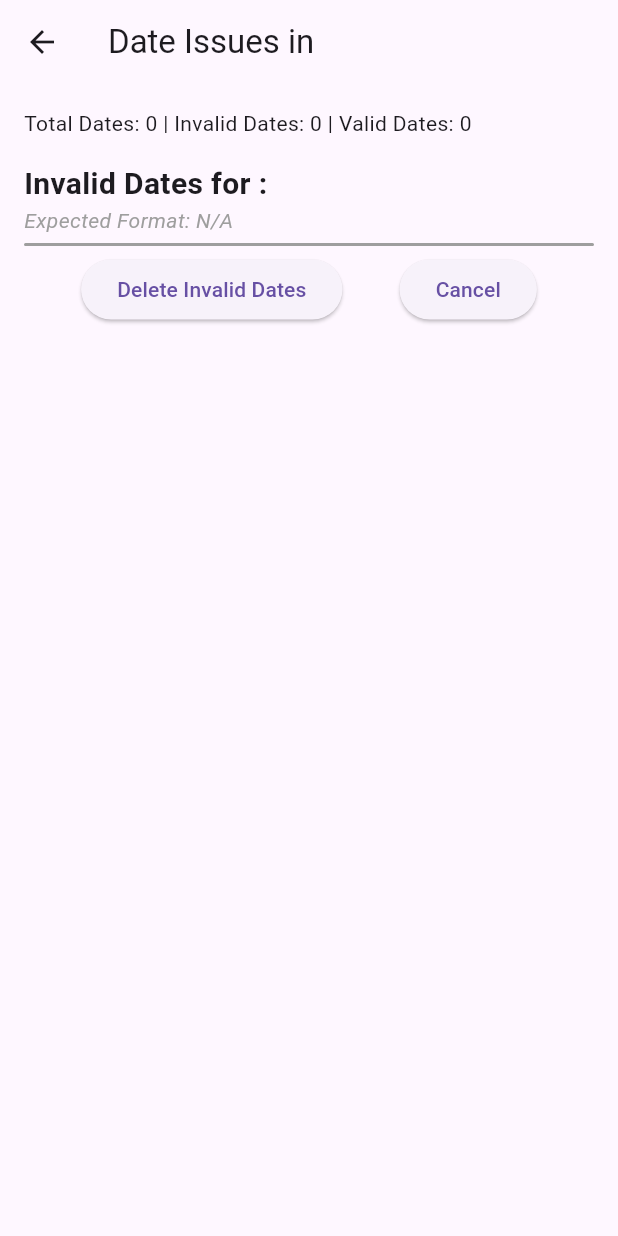
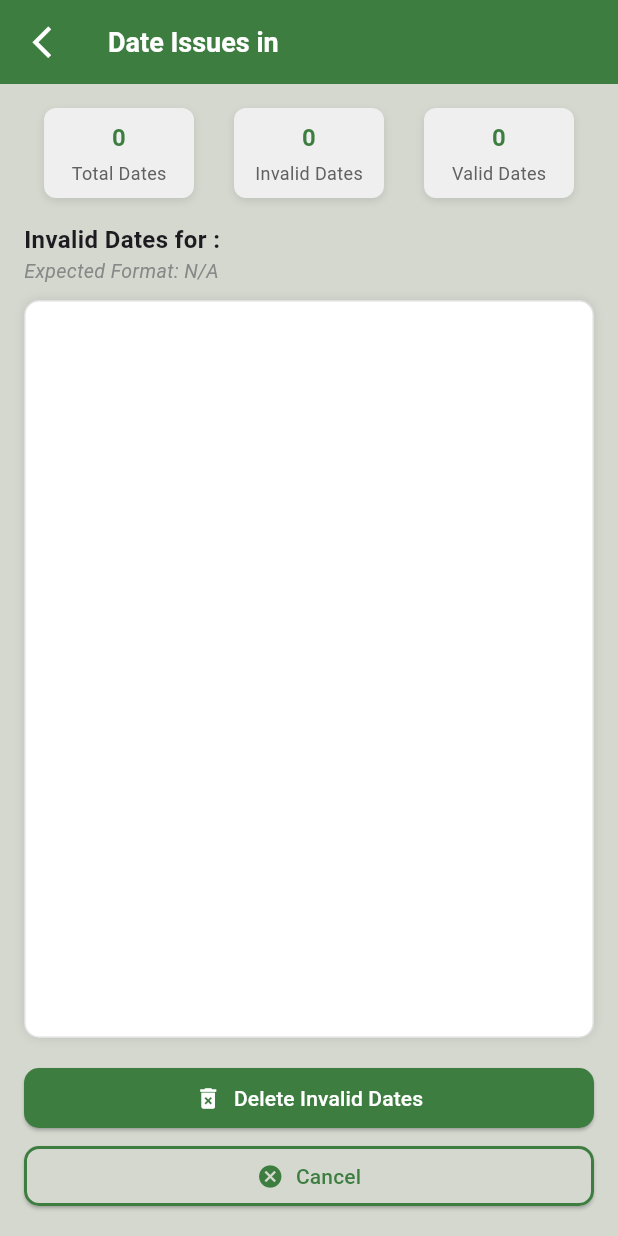
Before and after one commit to AcePenaflorida/Data-Sweep, a Flutter app: the DateIssuePage screen opened directly with empty values, after a tap on "Delete Invalid Dates", on a phone screen of 412 x 824 dp. Run offline on Flutter 3.47's test engine with Material 3 defaults, Android fonts, the phone set to English and light mode, and no system bars; our stand-ins replace csv, file_picker, permission_handler.

Commit message:
applying design on date & non-categorical page

```diff
--- a/data_sweep/lib/issues/date.dart
+++ b/data_sweep/lib/issues/date.dart
@@ -35,19 +35,13 @@ class _DateIssuePageState extends State<DateIssuePage> {
   @override
   void initState() {
     super.initState();
-    _reformattedDataset = widget.dataset; // Initialize with the original data
-    _invalidDates = []; // Initialize empty invalid dates
+    _reformattedDataset = widget.dataset;
+    _invalidDates = [];
     _fetchInvalidDates();
   }
 
-  // Function to fetch invalid dates from the backend
   Future<void> _fetchInvalidDates() async {
     try {
-      print("Chosen Date Format: ${widget.chosenDateFormat}");
-      print("Column Name: ${widget.columnName}");
-      print("Chosen Columns: ${widget.chosenColumns}");
-      print("Chosen Classifications: ${widget.chosenClassifications}");
-
       int columnIndex = widget.chosenColumns.indexOf(widget.columnName);
       String selectedDateFormat = '';
 
@@ -70,23 +64,15 @@ class _DateIssuePageState extends State<DateIssuePage> {
             List<Map<String, dynamic>>.from(
                 json.decode(response.body)['invalid_dates']);
 
-        // Filter out unwanted entries
         setState(() {
           _invalidDates = rawInvalidDates.where((date) {
             return date.containsKey('invalid_date');
           }).toList();
 
-          // Count the invalid dates
           invalidDatesCount = _invalidDates.length;
-
-          // Count the total dates (total rows in the dataset)
-          totalDates = widget.dataset.length - 1; // minus 1 para sa column name
-
-          // Calculate valid dates
+          totalDates = widget.dataset.length - 1;
           validDatesCount = totalDates - invalidDatesCount;
         });
-
-        print("Filtered invalid dates: $_invalidDates");
       } else {
         throw Exception('Failed to fetch invalid dates');
       }
@@ -95,28 +81,23 @@ class _DateIssuePageState extends State<DateIssuePage> {
     }
   }
 
-  // Function to call the backend and reformat the selected column
   Future<void> _reformatColumn() async {
     try {
       String selectedDateFormat = '';
       int columnIndex = widget.chosenColumns.indexOf(widget.columnName);
 
-      // Check the classification array for the correct column and get the date format
       if (widget.chosenClassifications[columnIndex][3] == 1) {
         selectedDateFormat = widget.chosenDateFormat[columnIndex];
       }
 
       var uri = Uri.parse('$baseURL/reformat_column');
       var response = await http.post(uri,
-          headers: {
-            'Content-Type': 'application/json'
-          }, // Ensure the correct header
+          headers: {'Content-Type': 'application/json'},
           body: json.encode({
             'data': widget.dataset,
             'dateFormat': selectedDateFormat,
             'classifications': widget.chosenClassifications,
-            'columnIndex': widget.chosenColumns
-                .indexOf(widget.columnName), // Send column index
+            'columnIndex': columnIndex,
           }));
 
       if (response.statusCode == 200) {
@@ -136,76 +117,140 @@ class _DateIssuePageState extends State<DateIssuePage> {
   @override
   Widget build(BuildContext context) {
     return Scaffold(
-      appBar: AppBar(title: Text("Date Issues in ${widget.columnName}")),
+      appBar: AppBar(
+        leading: IconButton(
+          icon: const Icon(
+            Icons.arrow_back_ios_new,
+            size: 25,
+            color: Colors.white,
+          ),
+          onPressed: () => Navigator.pop(context),
+        ),
+        title: Text(
+          "Date Issues in ${widget.columnName}",
+          style: const TextStyle(
+            fontWeight: FontWeight.bold,
+            fontSize: 18,
+            color: Colors.white,
+          ),
+        ),
+        backgroundColor: const Color(0xFF3D7E40),
+      ),
+      backgroundColor: const Color.fromARGB(255, 212, 216, 207),
       body: Padding(
         padding: const EdgeInsets.all(16.0),
         child: Column(
           crossAxisAlignment: CrossAxisAlignment.start,
           children: [
-            // Display the count of total, invalid, and valid dates horizontally
             Row(
-              mainAxisAlignment: MainAxisAlignment.start,
+              mainAxisAlignment: MainAxisAlignment.spaceAround,
               children: [
-                Text("Total Dates: $totalDates | "),
-                Text("Invalid Dates: $invalidDatesCount | "),
-                Text("Valid Dates: $validDatesCount"),
+                _buildStatCard("Total Dates", totalDates.toString()),
+                _buildStatCard("Invalid Dates", invalidDatesCount.toString()),
+                _buildStatCard("Valid Dates", validDatesCount.toString()),
               ],
             ),
-
-            // List of invalid dates with small gap and border
-            SizedBox(height: 16),
+            const SizedBox(height: 16),
             Text(
               "Invalid Dates for ${widget.columnName}:",
-              style: TextStyle(fontSize: 20, fontWeight: FontWeight.bold),
+              style: const TextStyle(fontSize: 16, fontWeight: FontWeight.bold),
             ),
             Text(
               "Expected Format: ${_invalidDates.isNotEmpty ? _invalidDates[0]['expected_format'] : 'N/A'}",
-              style: TextStyle(fontStyle: FontStyle.italic, color: Colors.grey),
+              style: const TextStyle(
+                  fontSize: 13, fontStyle: FontStyle.italic, color: Color.fromARGB(255, 136, 136, 136)),
             ),
-
-            // Container with border and padding to display invalid dates
-            Container(
-              margin: EdgeInsets.symmetric(vertical: 5),
-              padding: EdgeInsets.all(0),
+            const SizedBox(height: 10),
+            Expanded(
+            child: Container(
+              padding: const EdgeInsets.all(8),
               decoration: BoxDecoration(
-                border: Border.all(color: Colors.grey, width: 1),
-                borderRadius: BorderRadius.circular(8),
-              ),
-              constraints: BoxConstraints(
-                maxHeight: 300, // Set your desired maximum height here
+                color: Colors.white,
+                border: Border.all(color: Colors.grey.shade300, width: 1),
+                borderRadius: BorderRadius.circular(10),
+                boxShadow: [
+                  BoxShadow(
+                    color: Colors.black.withOpacity(0.1),
+                    blurRadius: 5,
+                  ),
+                ],
               ),
               child: ListView.builder(
-                shrinkWrap: true, // Allow ListView to take only required space
-                physics: _invalidDates.length > 5
-                    ? AlwaysScrollableScrollPhysics()
-                    : NeverScrollableScrollPhysics(), // Enable scrolling when the list is too large
                 itemCount: _invalidDates.length,
                 itemBuilder: (context, index) {
                   return Padding(
-                    padding: const EdgeInsets.only(
-                        bottom: 8.0), // Small gap between items
-                    child: ListTile(
-                      title: Text("${_invalidDates[index]['invalid_date']}"),
+                    padding: const EdgeInsets.symmetric(vertical: 4.0),
+                    child: Container(
+                      padding: const EdgeInsets.all(8.0),
+                      decoration: BoxDecoration(
+                        color: Colors.white,
+                        border: Border(
+                          bottom: BorderSide(color: Colors.grey.shade300, width: 0.5),
+                        ),
+                      ),
+                      child: Row(
+                        children: [
+                          const Icon(
+                            Icons.warning_amber_rounded,
+                            color: Colors.redAccent,
+                          ),
+                          const SizedBox(width: 8),
+                          Expanded(
+                            child: Text(
+                              "${_invalidDates[index]['invalid_date']}",
+                              style: const TextStyle(
+                                fontSize: 13,
+                                color: Colors.black,
+                              ),
+                            ),
+                          ),
+                        ],
+                      ),
                     ),
                   );
                 },
               ),
             ),
-
-            // Buttons for actions
-            Row(
-              mainAxisAlignment: MainAxisAlignment.spaceEvenly,
+          ),
+            const SizedBox(height: 16),
+            Column(
+              mainAxisAlignment: MainAxisAlignment.center,
               children: [
-                ElevatedButton(
-                  onPressed: _reformatColumn,
-                  child: Text("Delete Invalid Dates"),
+                Container(
+                  width: double.infinity, // Make the button width match the container width
+                  child: ElevatedButton.icon(
+                    onPressed: _reformatColumn,
+                    icon: const Icon(Icons.delete_forever),
+                    label: const Text("Delete Invalid Dates"),
+                    style: ElevatedButton.styleFrom(
+                      backgroundColor: const Color(0xFF3D7E40),
+                      padding: const EdgeInsets.symmetric(vertical: 8, horizontal: 20),
+                      foregroundColor: Colors.white,
+                      shape: RoundedRectangleBorder(
+                        borderRadius: BorderRadius.circular(10), // Reduced border radius
+                      ),
+                    ),
+                  ),
                 ),
-                ElevatedButton(
-                  onPressed: () {
-                    Navigator.pop(context,
-                        _reformattedDataset); // Return the reformatted data
-                  },
-                  child: Text("Cancel"),
+                const SizedBox(height: 4),
+                Container(
+                  width: double.infinity,
+                  child: ElevatedButton.icon(
+                    onPressed: () {
+                      Navigator.pop(context, _reformattedDataset);
+                    },
+                    icon: const Icon(Icons.cancel),
+                    label: const Text("Cancel"),
+                    style: ElevatedButton.styleFrom(
+                      backgroundColor: const Color.fromARGB(255, 212, 216, 207), // Same as Scaffold's background
+                      padding: const EdgeInsets.symmetric(vertical: 8, horizontal: 20),
+                      foregroundColor: const Color(0xFF3D7E40), // White text color
+                      side: BorderSide(color: const Color(0xFF3D7E40), width: 2),
+                      shape: RoundedRectangleBorder(
+                        borderRadius: BorderRadius.circular(10), // Reduced border radius
+                      ),
+                    ),
+                  ),
                 ),
               ],
             ),
@@ -214,4 +259,43 @@ class _DateIssuePageState extends State<DateIssuePage> {
       ),
     );
   }
+
+  Widget _buildStatCard(String title, String value) {
+    return Container(
+      width: 100,
+      padding: const EdgeInsets.all(8),
+      decoration: BoxDecoration(
+        color: const Color(0xFFEFEFEF),
+        borderRadius: BorderRadius.circular(8),
+        boxShadow: [
+          BoxShadow(
+            color: Colors.black.withOpacity(0.1),
+            blurRadius: 4,
+            offset: Offset(0, 2),
+          ),
+        ],
+      ),
+      child: Column(
+        mainAxisAlignment: MainAxisAlignment.center,
+        children: [
+          Text(
+            value,
+            style: const TextStyle(
+              fontSize: 16,
+              fontWeight: FontWeight.bold,
+              color: Color(0xFF3D7E40),
+            ),
+          ),
+          const SizedBox(height: 4),
+          Text(
+            title,
+            style: TextStyle(
+              fontSize: 12,
+              color: Colors.grey.shade700,
+            ),
+          ),
+        ],
+      ),
+    );
+  }
 }
```
Also changed, not shown: data_sweep/lib/issues/non_categorical.dart (+86 -23 lines).
